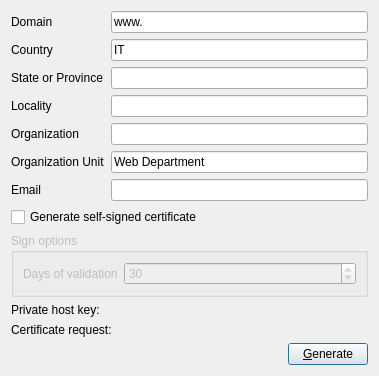
First picture: the form in csrassistant/csrwindow.ui, repository mtorromeo/csrassistant, before the edit.
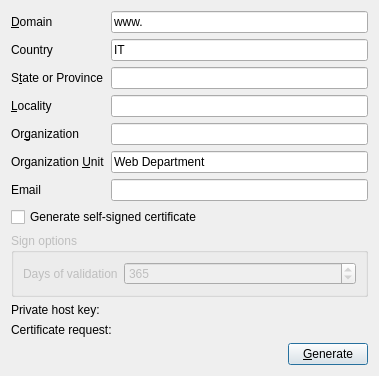
Second picture: the form after the edit.

Commit message: Default to 365 days for self-signed certificates

What changed in the file:
```diff
--- a/csrassistant/csrwindow.ui
+++ b/csrassistant/csrwindow.ui
@@ -7,7 +7,7 @@
     <x>0</x>
     <y>0</y>
     <width>379</width>
-    <height>332</height>
+    <height>369</height>
    </rect>
   </property>
   <property name="windowTitle">
@@ -19,7 +19,7 @@
      <item row="0" column="0">
       <widget class="QLabel" name="lblDomain">
        <property name="text">
-        <string>Domain</string>
+        <string>&amp;Domain</string>
        </property>
        <property name="buddy">
         <cstring>txtDomain</cstring>
@@ -53,7 +53,7 @@
      <item row="2" column="0">
       <widget class="QLabel" name="lblStateProvince">
        <property name="text">
-        <string>State or Province</string>
+        <string>S&amp;tate or Province</string>
        </property>
        <property name="buddy">
         <cstring>txtStateProvince</cstring>
@@ -66,7 +66,7 @@
      <item row="3" column="0">
       <widget class="QLabel" name="lblLocality">
        <property name="text">
-        <string>Locality</string>
+        <string>&amp;Locality</string>
        </property>
        <property name="buddy">
         <cstring>txtLocality</cstring>
@@ -79,7 +79,7 @@
      <item row="4" column="0">
       <widget class="QLabel" name="lblOrganization">
        <property name="text">
-        <string>Organization</string>
+        <string>Or&amp;ganization</string>
        </property>
        <property name="buddy">
         <cstring>txtOrganization</cstring>
@@ -92,7 +92,7 @@
      <item row="5" column="0">
       <widget class="QLabel" name="lblOrganizationUnit">
        <property name="text">
-        <string>Organization Unit</string>
+        <string>Organization &amp;Unit</string>
        </property>
        <property name="buddy">
         <cstring>txtOrganizationUnit</cstring>
@@ -153,7 +153,7 @@
          <number>100000</number>
         </property>
         <property name="value">
-         <number>30</number>
+         <number>365</number>
         </property>
        </widget>
       </item>
```
The commit also changes 1 other file.
